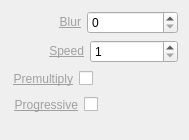
The window that trunk/Widgets/Inspector/InspectorImageScrollerWidget.ui (cambell-prince/casparcg-client) describes before a commit, drawn with Qt 5.
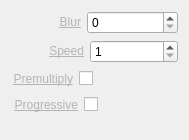
The same window after the commit.

Diff of the .ui file:
```diff
--- a/trunk/Widgets/Inspector/InspectorImageScrollerWidget.ui
+++ b/trunk/Widgets/Inspector/InspectorImageScrollerWidget.ui
@@ -38,7 +38,7 @@
      <item>
       <widget class="QLabel" name="labelBlur">
        <property name="text">
-        <string>&lt;a href=&quot;Blur&quot; style=&quot;color: #A0A0A0;&quot;&gt;Blur&lt;/a&gt;</string>
+        <string>&lt;a href=&quot;Blur&quot; style=&quot;color: #B4B4B4;&quot;&gt;Blur&lt;/a&gt;</string>
        </property>
        <property name="alignment">
         <set>Qt::AlignRight|Qt::AlignTrailing|Qt::AlignVCenter</set>
@@ -78,7 +78,7 @@
      <item>
       <widget class="QLabel" name="labelSpeed">
        <property name="text">
-        <string>&lt;a href=&quot;Speed&quot; style=&quot;color: #A0A0A0;&quot;&gt;Speed&lt;/a&gt;</string>
+        <string>&lt;a href=&quot;Speed&quot; style=&quot;color: #B4B4B4;&quot;&gt;Speed&lt;/a&gt;</string>
        </property>
        <property name="alignment">
         <set>Qt::AlignRight|Qt::AlignTrailing|Qt::AlignVCenter</set>
@@ -124,7 +124,7 @@
      <item>
       <widget class="QLabel" name="labelPremultiply">
        <property name="text">
-        <string>&lt;a href=&quot;Premultiply&quot; style=&quot;color: #A0A0A0;&quot;&gt;Premultiply&lt;/a&gt;</string>
+        <string>&lt;a href=&quot;Premultiply&quot; style=&quot;color: #B4B4B4;&quot;&gt;Premultiply&lt;/a&gt;</string>
        </property>
        <property name="alignment">
         <set>Qt::AlignRight|Qt::AlignTrailing|Qt::AlignVCenter</set>
@@ -177,7 +177,7 @@
      <item>
       <widget class="QLabel" name="labelProgressive">
        <property name="text">
-        <string>&lt;a href=&quot;Progressive&quot; style=&quot;color: #A0A0A0;&quot;&gt;Progressive&lt;/a&gt;</string>
+        <string>&lt;a href=&quot;Progressive&quot; style=&quot;color: #B4B4B4;&quot;&gt;Progressive&lt;/a&gt;</string>
        </property>
        <property name="alignment">
         <set>Qt::AlignRight|Qt::AlignTrailing|Qt::AlignVCenter</set>
```
